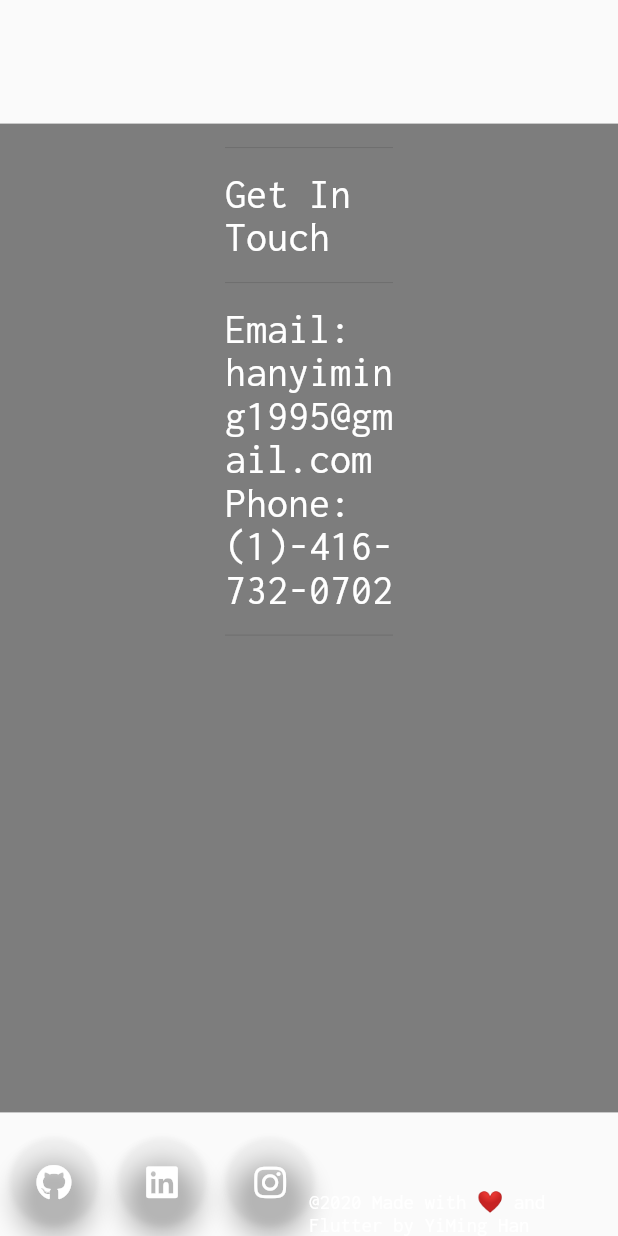
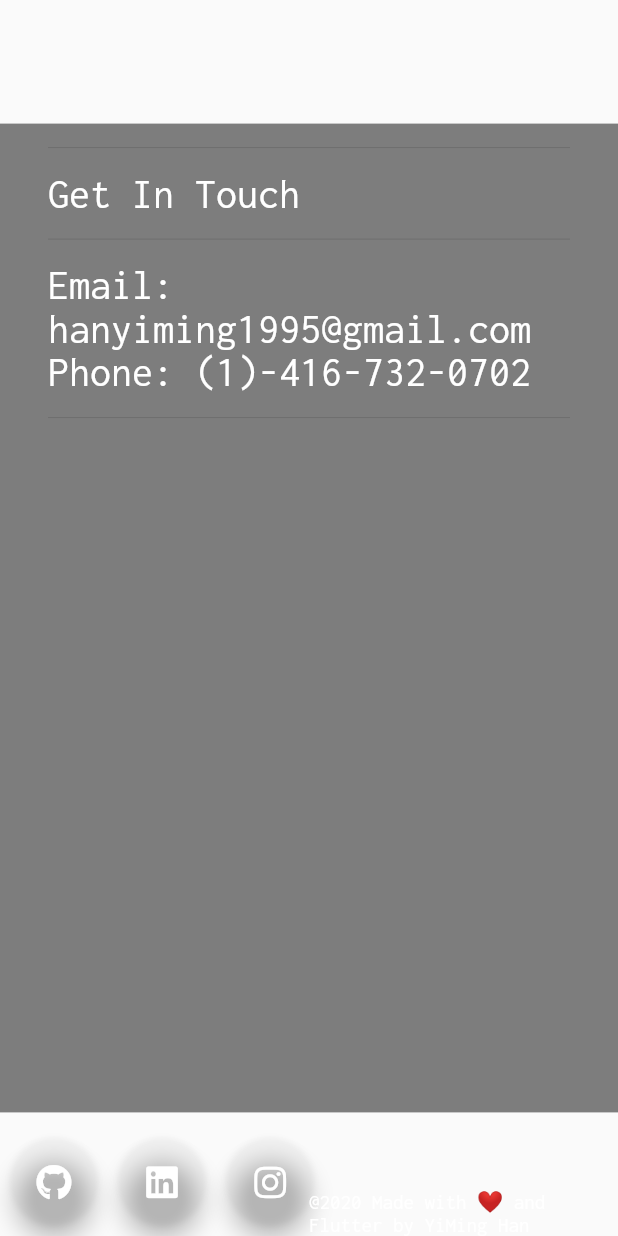
Before and after one commit to yiminghan/Flutter-Dev-Portfolio, a Flutter app: the ContactScreen widget shown alone on an empty page, opened directly, on a phone screen of 412 x 824 dp. Run offline on Flutter 3.47's test engine with Material 2 defaults, Android fonts, the phone set to English and light mode, and no system bars; our stand-ins replace animated_text_kit, font_awesome_flutter, google_fonts; missing offline and left inert: dart:html.

Commit message:
fix padding on phone screens

```diff
--- a/lib/screens/about_screen.dart
+++ b/lib/screens/about_screen.dart
@@ -1,5 +1,6 @@
 import 'package:flutter/material.dart';
 import 'package:flutter_dev_portfolio/data/app_data_provider.dart';
+import 'package:flutter_dev_portfolio/utils/dimen_utils.dart';
 import 'package:flutter_dev_portfolio/utils/font_utils.dart';
 import 'package:flutter_dev_portfolio/widgets/footer.dart';
 
@@ -53,7 +54,8 @@ class _AboutScreenState extends State<AboutScreen> {
     return Container(
         width: double.infinity,
         decoration: BoxDecoration(color: Colors.black.withOpacity(0.5)),
-        padding: EdgeInsets.symmetric(horizontal: 150),
+        padding:
+            EdgeInsets.symmetric(horizontal: getMainHorizontalPadding(context)),
         child: Scrollbar(
           child: ListView(children: <Widget>[
             Container(
--- a/lib/screens/contact_screen.dart
+++ b/lib/screens/contact_screen.dart
@@ -1,5 +1,6 @@
 import 'package:flutter/material.dart';
 import 'package:flutter_dev_portfolio/data/app_data_provider.dart';
+import 'package:flutter_dev_portfolio/utils/dimen_utils.dart';
 import 'package:flutter_dev_portfolio/utils/font_utils.dart';
 import 'package:flutter_dev_portfolio/widgets/footer.dart';
 
@@ -15,7 +16,8 @@ class _ContactScreenState extends State<ContactScreen> {
     return Container(
       width: double.infinity,
       decoration: BoxDecoration(color: Colors.black.withOpacity(0.5)),
-      padding: EdgeInsets.symmetric(horizontal: 150),
+      padding:
+          EdgeInsets.symmetric(horizontal: getMainHorizontalPadding(context)),
       child: ListView(children: <Widget>[
         Divider(height: 32),
         Text(
--- a/lib/screens/portfolio_screen.dart
+++ b/lib/screens/portfolio_screen.dart
@@ -1,6 +1,7 @@
 import 'package:flutter/material.dart';
 import 'package:flutter_dev_portfolio/data/app_data_provider.dart';
 import 'package:flutter_dev_portfolio/models/models.dart';
+import 'package:flutter_dev_portfolio/utils/dimen_utils.dart';
 import 'package:flutter_dev_portfolio/utils/font_utils.dart';
 import 'package:flutter_dev_portfolio/utils/url_utils.dart';
 import 'package:flutter_dev_portfolio/widgets/footer.dart';
@@ -17,7 +18,8 @@ class _PortfolioScreenState extends State<PortfolioScreen> {
     return Container(
       width: double.infinity,
       decoration: BoxDecoration(color: Colors.black.withOpacity(0.5)),
-      padding: EdgeInsets.symmetric(horizontal: 150),
+      padding:
+          EdgeInsets.symmetric(horizontal: getMainHorizontalPadding(context)),
       child: ListView(children: <Widget>[
         Divider(height: 32),
         Text(
--- a/lib/screens/work_experience_screen.dart
+++ b/lib/screens/work_experience_screen.dart
@@ -3,6 +3,7 @@ import 'dart:html' as html;
 import 'package:flutter/material.dart';
 import 'package:flutter_dev_portfolio/data/app_data_provider.dart';
 import 'package:flutter_dev_portfolio/models/models.dart';
+import 'package:flutter_dev_portfolio/utils/dimen_utils.dart';
 import 'package:flutter_dev_portfolio/utils/font_utils.dart';
 import 'package:flutter_dev_portfolio/widgets/footer.dart';
 
@@ -34,7 +35,8 @@ class _WorkExperienceScreenState extends State<WorkExperienceScreen> {
     return Container(
         width: double.infinity,
         decoration: BoxDecoration(color: Colors.black.withOpacity(0.5)),
-        padding: EdgeInsets.symmetric(horizontal: 150),
+        padding:
+            EdgeInsets.symmetric(horizontal: getMainHorizontalPadding(context)),
         child: Scrollbar(
           child: ListView(children: <Widget>[
             Divider(height: 32),
--- /dev/null
+++ b/lib/utils/dimen_utils.dart
@@ -0,0 +1,11 @@
+import 'package:flutter/material.dart';
+
+double getMainHorizontalPadding(BuildContext context) {
+  if (MediaQuery.of(context).size.width > 1000) {
+    return 150;
+  } else if (MediaQuery.of(context).size.width > 500) {
+    return 80;
+  } else {
+    return 32;
+  }
+}
```
